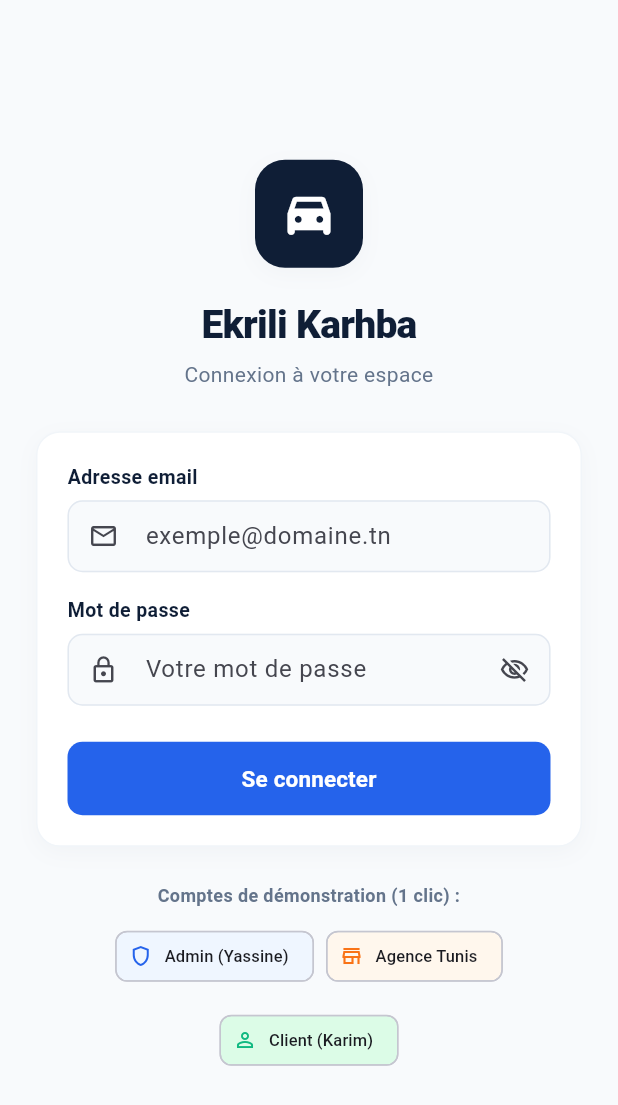
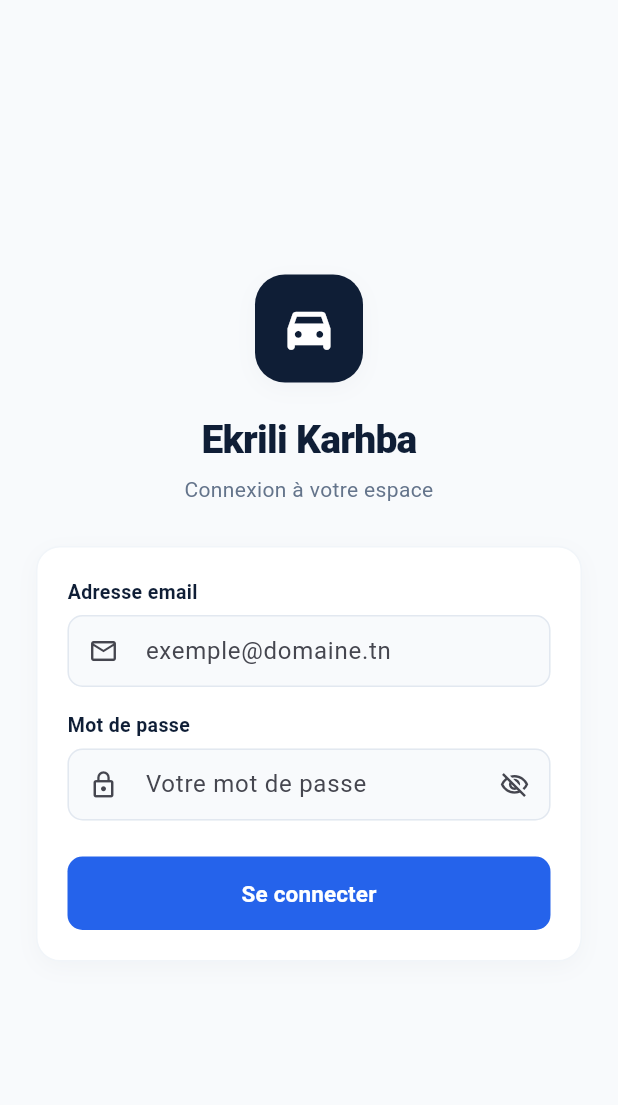
Before and after one commit to ghofraneidriss/EkriliKarhba, a Flutter app: the screen it shows after launch, on a phone screen of 412 x 824 dp. Shown: the top 1105 px of the screen. Run offline on Flutter 3.47's test engine with Material 3 defaults, Android fonts, the phone set to English and light mode, and no system bars; our stand-ins replace image_picker, sqflite; accounts and stored records are empty.

Commit message:
cleaning logion ui

```diff
--- a/lib/features/users/ui/login_screen.dart
+++ b/lib/features/users/ui/login_screen.dart
@@ -31,15 +31,6 @@ class _LoginScreenState extends State<LoginScreen> {
     _emailController.dispose();
     _passwordController.dispose();
     super.dispose();
-  }
-
-  void _fillDemo(String email, String password) {
-    setState(() {
-      _emailController.text = email;
-      _passwordController.text = password;
-      _errorMessage = null;
-      _fieldErrors = const {};
-    });
   }
 
   Future<void> _submit() async {
@@ -274,45 +265,6 @@ class _LoginScreenState extends State<LoginScreen> {
                       ],
                     ),
                   ),
-
-                  const SizedBox(height: 24),
-
-                  // Raccourcis comptes de démo
-                  const Text(
-                    'Comptes de démonstration (1 clic) :',
-                    textAlign: TextAlign.center,
-                    style: TextStyle(
-                      fontSize: 12,
-                      fontWeight: FontWeight.w600,
-                      color: AppColors.textMuted,
-                    ),
-                  ),
-                  const SizedBox(height: 8),
-                  Wrap(
-                    alignment: WrapAlignment.center,
-                    spacing: 8,
-                    runSpacing: 8,
-                    children: [
-                      ActionChip(
-                        avatar: const Icon(Icons.shield_outlined, size: 16, color: AppColors.primaryBlue),
-                        label: const Text('Admin (Yassine)', style: TextStyle(fontSize: 11)),
-                        backgroundColor: AppColors.blueLight,
-                        onPressed: () => _fillDemo('admin@ekrili.tn', 'Admin1234'),
-                      ),
-                      ActionChip(
-                        avatar: const Icon(Icons.store_outlined, size: 16, color: AppColors.orange),
-                        label: const Text('Agence Tunis', style: TextStyle(fontSize: 11)),
-                        backgroundColor: AppColors.orangeLight,
-                        onPressed: () => _fillDemo('contact@automobility.tn', 'Agence1234'),
-                      ),
-                      ActionChip(
-                        avatar: const Icon(Icons.person_outline, size: 16, color: AppColors.green),
-                        label: const Text('Client (Karim)', style: TextStyle(fontSize: 11)),
-                        backgroundColor: AppColors.greenLight,
-                        onPressed: () => _fillDemo('karim@gmail.com', 'Client1234'),
-                      ),
-                    ],
-                  ),
                 ],
               ),
             ),
```
Also changed, not shown: 1 other file.
